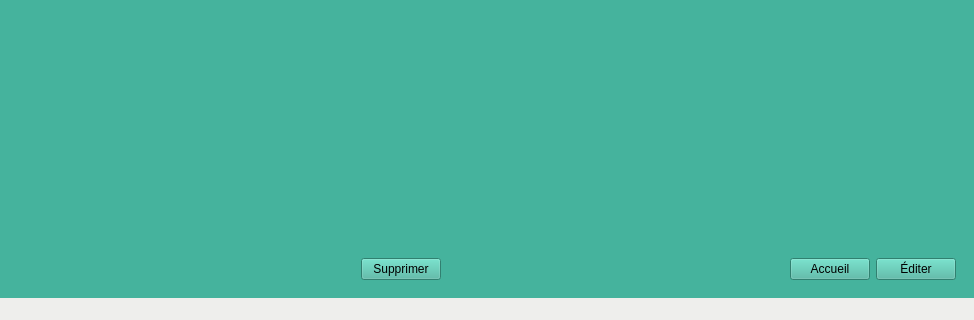
This is eco-classroom/ihmecoclassroom.ui in bts-lasalle-avignon-projets/eco-classroom-2022 as Qt 5 draws it before an edit; both pictures show x 0 to 974 and y 385 to 705 of the 974 by 705 pixel window. The edited form follows.
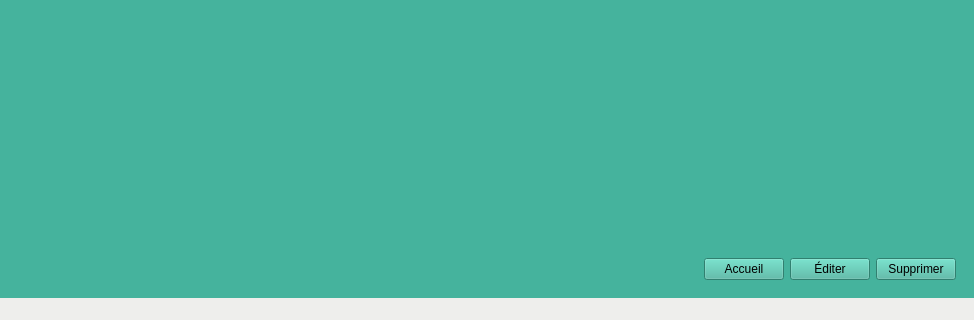
This is the edited form.

Commit message: ECO22-44 Remanie le code

The edit to the form file:
```diff
--- a/eco-classroom/ihmecoclassroom.ui
+++ b/eco-classroom/ihmecoclassroom.ui
@@ -395,26 +395,6 @@
               </property>
              </spacer>
             </item>
-            <item>
-             <widget class="QPushButton" name="buttonSupprimer">
-              <property name="text">
-               <string>Supprimer</string>
-              </property>
-             </widget>
-            </item>
-            <item>
-             <spacer name="horizontalSpacer">
-              <property name="orientation">
-               <enum>Qt::Horizontal</enum>
-              </property>
-              <property name="sizeHint" stdset="0">
-               <size>
-                <width>40</width>
-                <height>20</height>
-               </size>
-              </property>
-             </spacer>
-            </item>
             <item>
              <widget class="QPushButton" name="buttonAccueil">
               <property name="text">
@@ -429,6 +409,13 @@
               </property>
              </widget>
             </item>
+            <item>
+             <widget class="QPushButton" name="buttonSupprimer">
+              <property name="text">
+               <string>Supprimer</string>
+              </property>
+             </widget>
+            </item>
            </layout>
           </item>
          </layout>
```
Left out of the diff: 2 changed lines with no effect on the pictures. The commit also changes 1 other file.
